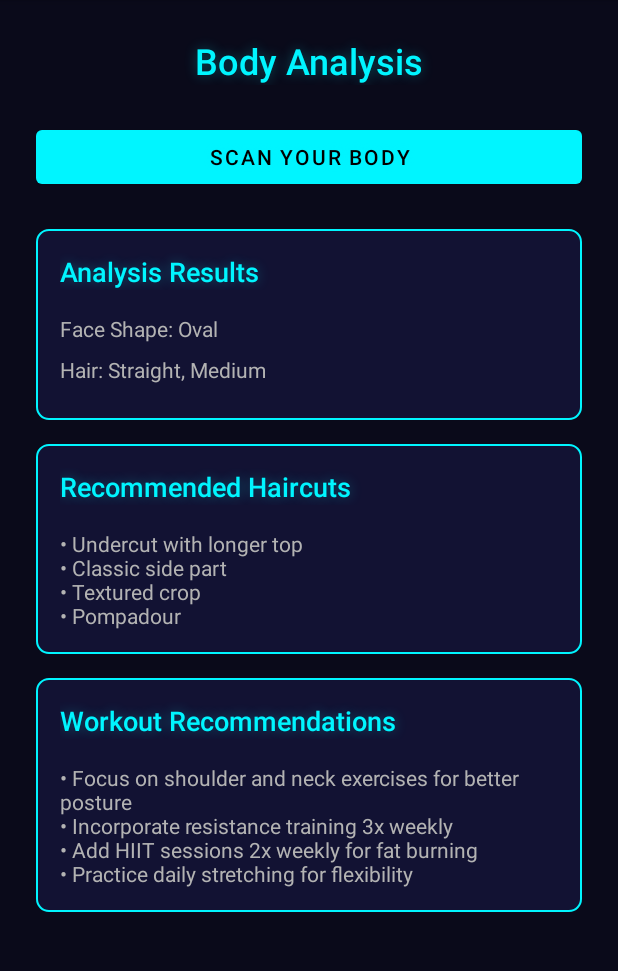
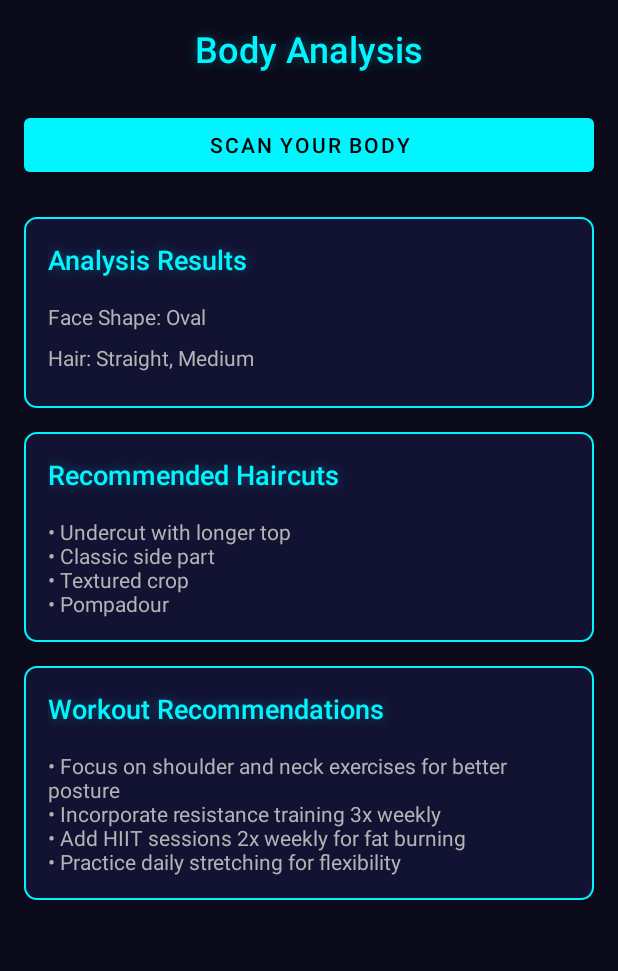
Before and after one commit to blackwolf-git/Solo-Wolf, an Android app built with Jetpack Compose: the BodyScannerActivity screen opened directly, with no data from a screen before it, on a phone screen of 412 x 824 dp, the part 84-1055 px from its top. Run offline under Robolectric (Android 15) with nearby library versions, the phone set to English and light mode, and no system bars.

Commit message:
AI-assisted fix for app/src/main/res/layout/activity_body_scanner.xml

```diff
--- a/app/src/main/res/layout/activity_body_scanner.xml
+++ b/app/src/main/res/layout/activity_body_scanner.xml
@@ -11,102 +11,109 @@
         android:layout_width="match_parent"
         android:layout_height="wrap_content"
         android:orientation="vertical"
-        android:padding="24dp">
+        android:padding="16dp">
 
         <TextView
+            android:id="@+id/titleTextView"
+            style="@style/NeonText"
             android:layout_width="match_parent"
             android:layout_height="wrap_content"
-            style="@style/NeonText"
+            android:layout_marginBottom="24dp"
+            android:gravity="center"
             android:text="@string/body_scanner_title"
-            android:textSize="24sp"
-            android:textAlignment="center"
-            android:layout_marginBottom="24dp"/>
+            android:textSize="24sp" />
 
         <Button
             android:id="@+id/btnScan"
             style="@style/NeonButton"
             android:layout_width="match_parent"
             android:layout_height="wrap_content"
-            android:text="@string/scan_body"
-            android:layout_marginBottom="24dp"/>
+            android:layout_marginBottom="24dp"
+            android:text="@string/scan_body" />
 
         <!-- Analysis Results -->
         <LinearLayout
+            android:id="@+id/analysisResultsLayout"
             android:layout_width="match_parent"
             android:layout_height="wrap_content"
+            android:layout_marginBottom="16dp"
+            android:background="@drawable/bg_neon_border"
             android:orientation="vertical"
-            android:padding="16dp"
-            android:background="@drawable/bg_neon_border"
-            android:layout_marginBottom="16dp">
+            android:padding="16dp">
 
             <TextView
+                android:id="@+id/analysisResultsTitleTextView"
+                style="@style/NeonText"
                 android:layout_width="match_parent"
                 android:layout_height="wrap_content"
-                style="@style/NeonText"
+                android:layout_marginBottom="16dp"
                 android:text="@string/analysis_results"
-                android:textSize="18sp"
-                android:layout_marginBottom="16dp"/>
+                android:textSize="18sp" />
 
             <TextView
                 android:id="@+id/tvFaceShape"
                 android:layout_width="match_parent"
                 android:layout_height="wrap_content"
-                android:textColor="@color/text_secondary"
-                android:layout_marginBottom="8dp"/>
+                android:layout_marginBottom="8dp"
+                android:textColor="@color/text_secondary" />
 
             <TextView
                 android:id="@+id/tvHairType"
                 android:layout_width="match_parent"
                 android:layout_height="wrap_content"
-                android:textColor="@color/text_secondary"
-                android:layout_marginBottom="8dp"/>
+                android:layout_marginBottom="8dp"
+                android:textColor="@color/text_secondary" />
         </LinearLayout>
 
         <!-- Haircut Recommendations -->
         <LinearLayout
+            android:id="@+id/haircutRecommendationsLayout"
             android:layout_width="match_parent"
             android:layout_height="wrap_content"
+            android:layout_marginBottom="16dp"
+            android:background="@drawable/bg_neon_border"
             android:orientation="vertical"
-            android:padding="16dp"
-            android:background="@drawable/bg_neon_border"
-            android:layout_marginBottom="16dp">
+            android:padding="16dp">
 
             <TextView
+                android:id="@+id/haircutRecommendationsTitleTextView"
+                style="@style/NeonText"
                 android:layout_width="match_parent"
                 android:layout_height="wrap_content"
-                style="@style/NeonText"
+                android:layout_marginBottom="16dp"
                 android:text="@string/haircut_recommendations"
-                android:textSize="18sp"
-                android:layout_marginBottom="16dp"/>
+                android:textSize="18sp" />
 
             <TextView
                 android:id="@+id/tvHaircutRecommendations"
                 android:layout_width="match_parent"
                 android:layout_height="wrap_content"
-                android:textColor="@color/text_secondary"/>
+                android:textColor="@color/text_secondary" />
         </LinearLayout>
 
         <!-- Workout Recommendations -->
         <LinearLayout
+            android:id="@+id/workoutRecommendationsLayout"
             android:layout_width="match_parent"
             android:layout_height="wrap_content"
+            android:background="@drawable/bg_neon_border"
             android:orientation="vertical"
-            android:padding="16dp"
-            android:background="@drawable/bg_neon_border">
+            android:padding="16dp">
 
             <TextView
+                android:id="@+id/workoutRecommendationsTitleTextView"
+                style="@style/NeonText"
                 android:layout_width="match_parent"
                 android:layout_height="wrap_content"
-                style="@style/NeonText"
+                android:layout_marginBottom="16dp"
                 android:text="@string/workout_recommendations"
-                android:textSize="18sp"
-                android:layout_marginBottom="16dp"/>
+                android:textSize="18sp" />
 
             <TextView
                 android:id="@+id/tvWorkoutRecommendations"
                 android:layout_width="match_parent"
                 android:layout_height="wrap_content"
-                android:textColor="@color/text_secondary"/>
+                android:textColor="@color/text_secondary" />
         </LinearLayout>
     </LinearLayout>
 </ScrollView>
```
